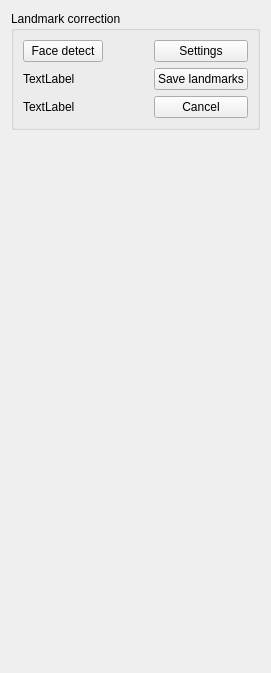
Old version of the form src/Application/VisionApp/UI/TrainingPanel/TrainingPanel.ui in the repository Stepdan/Computer-Vision-for-Faces.
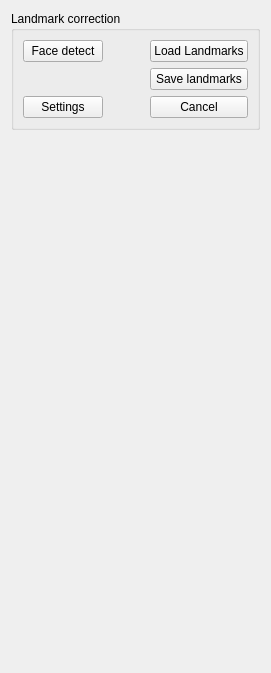
New version of the form.

Commit message: Load landmarks from file

```diff
--- a/src/Application/VisionApp/UI/TrainingPanel/TrainingPanel.ui
+++ b/src/Application/VisionApp/UI/TrainingPanel/TrainingPanel.ui
@@ -47,13 +47,6 @@
         </property>
        </widget>
       </item>
-      <item row="0" column="2">
-       <widget class="QPushButton" name="settingsButton">
-        <property name="text">
-         <string>Settings</string>
-        </property>
-       </widget>
-      </item>
       <item row="2" column="2">
        <widget class="QPushButton" name="cancelButton">
         <property name="text">
@@ -61,17 +54,17 @@
         </property>
        </widget>
       </item>
-      <item row="1" column="0" colspan="2">
-       <widget class="QLabel" name="infoLabel">
+      <item row="0" column="2">
+       <widget class="QPushButton" name="loadLandmarksButton">
         <property name="text">
-         <string>TextLabel</string>
+         <string>Load Landmarks</string>
         </property>
        </widget>
       </item>
-      <item row="2" column="0" colspan="2">
-       <widget class="QLabel" name="infoLabel2">
+      <item row="2" column="0">
+       <widget class="QPushButton" name="settingsButton">
         <property name="text">
-         <string>TextLabel</string>
+         <string>Settings</string>
         </property>
        </widget>
       </item>
```
The commit also changes 9 other files.
